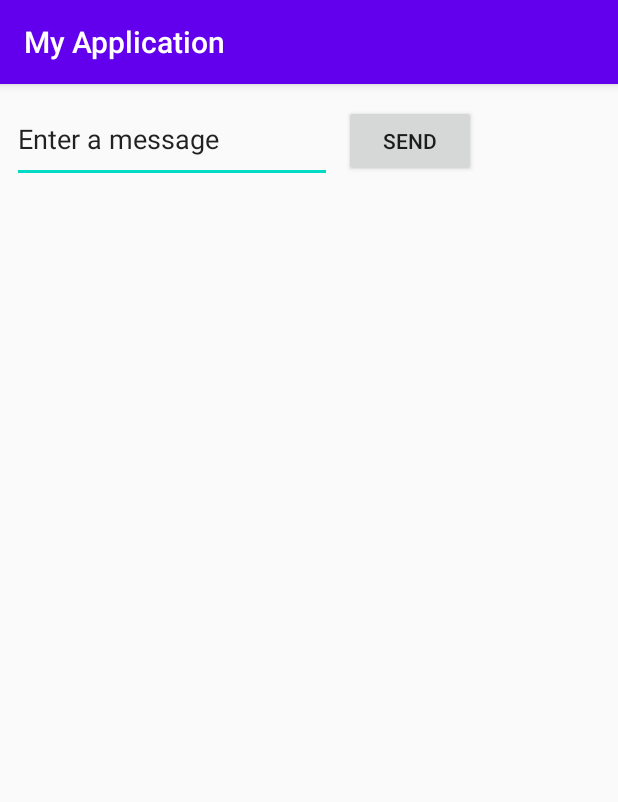
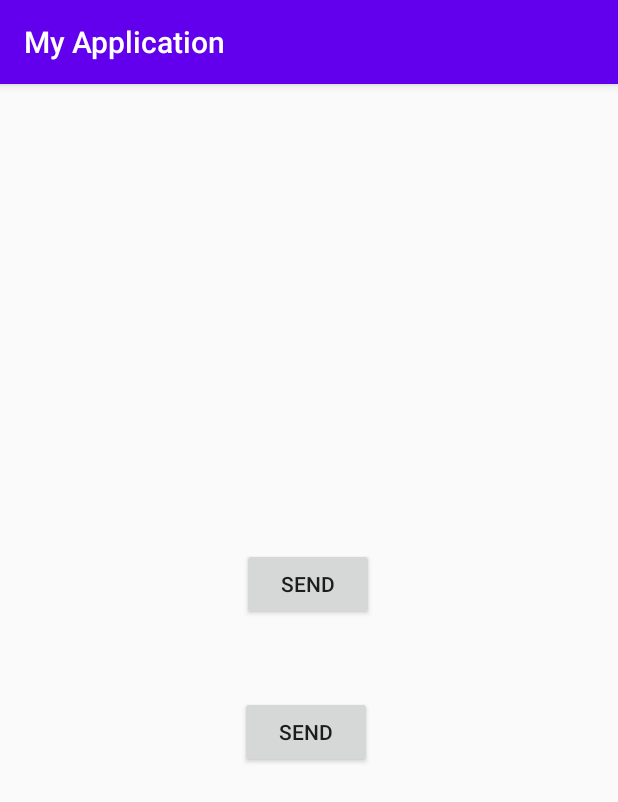
Before and after one commit to kena314/MyApplication, an Android app: the screen it shows after launch (MainActivity), on a phone screen of 412 x 824 dp. Shown: the top 802 px of the screen. Run offline under Robolectric (Android 15) with nearby library versions, the phone set to English and light mode, and no system bars.

Commit message:
スタート画面、問答画面
Signed-off-by: miyagawa <nmm23200@gmail.com>

```diff
--- a/app/src/main/java/com/example/myapplication/MainActivity.java
+++ b/app/src/main/java/com/example/myapplication/MainActivity.java
@@ -17,7 +17,7 @@ public class MainActivity extends AppCompatActivity {
         setContentView(R.layout.activity_main);
 
 
-        Button button = findViewById(R.id.button);
+        Button button = findViewById(R.id.start_button);
         // ボタンタップ時の処理を指定する
         button.setOnClickListener(new View.OnClickListener() {
             @Override
--- a/app/src/main/java/com/example/myapplication/ResultActivity.java
+++ b/app/src/main/java/com/example/myapplication/ResultActivity.java
@@ -15,7 +15,7 @@ public class ResultActivity extends AppCompatActivity {
         String message = getIntent().getStringExtra("message");
 
         // TextViewへの参照を取得する
-        TextView textView = findViewById(R.id.textView);
+        TextView textView = findViewById(R.id.question_text);
 
         // TextViewにテキストを設定する
         textView.setText(message);
--- a/app/src/main/res/layout/activity_main.xml
+++ b/app/src/main/res/layout/activity_main.xml
@@ -6,28 +6,27 @@
     android:layout_height="match_parent"
     tools:context=".MainActivity">
 
-    <EditText
-        android:id="@+id/editTextTextPersonName2"
-        android:layout_width="213dp"
-        android:layout_height="58dp"
-        android:layout_marginStart="8dp"
-        android:layout_marginLeft="8dp"
-        android:layout_marginTop="8dp"
-        android:autofillHints=""
-        android:ems="10"
-        android:hint="@string/edit_message"
-        android:inputType="textPersonName"
-        android:text="@string/edit_message"
+    <Button
+        android:id="@+id/start_button"
+        android:layout_width="wrap_content"
+        android:layout_height="wrap_content"
+        android:layout_marginStart="161dp"
+        android:layout_marginLeft="161dp"
+        android:layout_marginTop="309dp"
+        android:text="@string/button_send"
         app:layout_constraintStart_toStartOf="parent"
-        app:layout_constraintTop_toTopOf="parent" />
+        app:layout_constraintTop_toTopOf="parent"
+        tools:text="スタート" />
 
     <Button
-        android:id="@+id/button"
+        android:id="@+id/end_button"
         android:layout_width="wrap_content"
         android:layout_height="wrap_content"
-        android:layout_marginStart="8dp"
-        android:layout_marginLeft="8dp"
+        android:layout_marginStart="160dp"
+        android:layout_marginLeft="160dp"
+        android:layout_marginTop="408dp"
         android:text="@string/button_send"
-        app:layout_constraintBaseline_toBaselineOf="@+id/editTextTextPersonName2"
-        app:layout_constraintStart_toEndOf="@+id/editTextTextPersonName2" />
+        app:layout_constraintStart_toStartOf="parent"
+        app:layout_constraintTop_toTopOf="parent"
+        tools:text="終了" />
 </androidx.constraintlayout.widget.ConstraintLayout>
```
Also changed, not shown: app/src/main/res/layout/activity_result.xml (+17 -5 lines).
